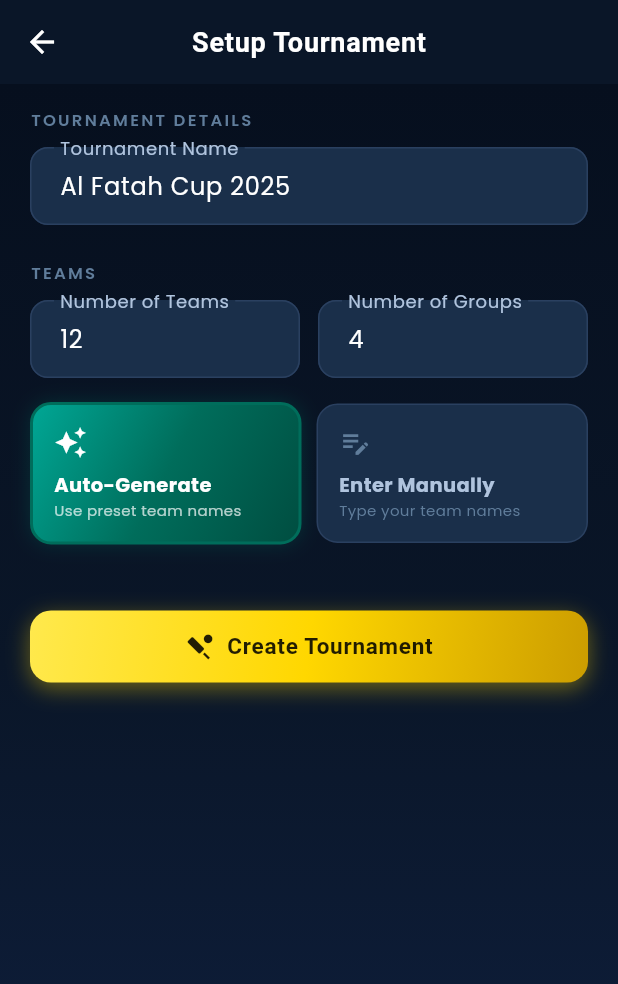
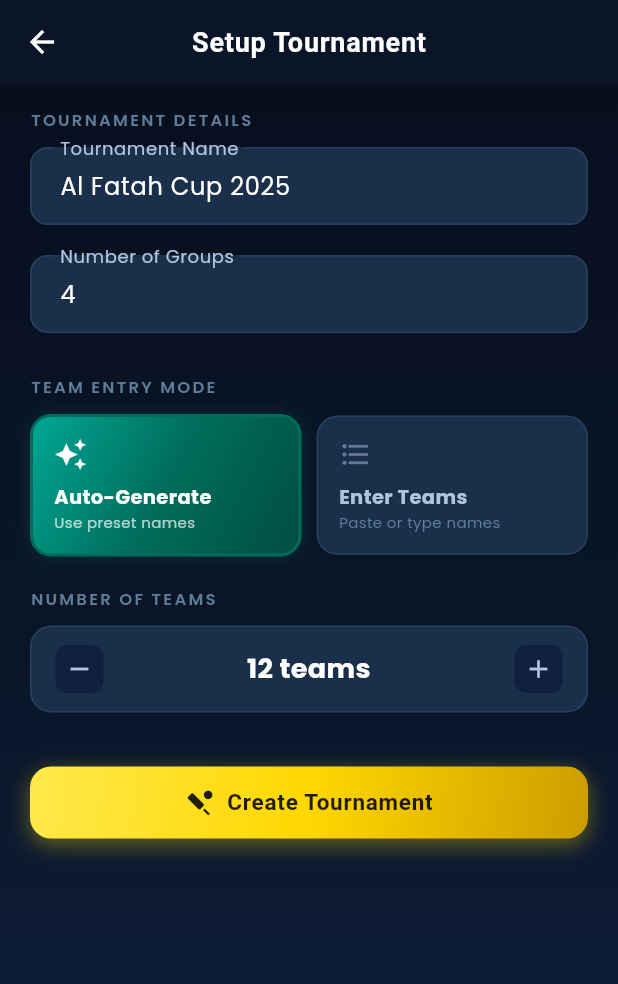
Before and after one commit to jaakammkr40-sudo/CricByAli, a Flutter app: the TournamentSetupScreen screen opened directly, on a phone screen of 412 x 824 dp. Shown: the top 984 px of the screen. Run offline on Flutter 3.47's test engine with Material 3 defaults, Android fonts, the light colour scheme and no system bars; our stand-ins replace confetti, flutter_riverpod, google_fonts.

Commit message:
Add bulk team paste + editable team list in setup screen

```diff
--- a/lib/screens/setup/tournament_setup_screen.dart
+++ b/lib/screens/setup/tournament_setup_screen.dart
@@ -23,64 +23,89 @@ class TournamentSetupScreen extends ConsumerStatefulWidget {
 class _TournamentSetupScreenState extends ConsumerState<TournamentSetupScreen> {
   final _formKey = GlobalKey<FormState>();
   final _nameCtrl = TextEditingController(text: 'Al Fatah Cup 2025');
-  final _teamCountCtrl = TextEditingController(text: '12');
   final _groupCountCtrl = TextEditingController(text: '4');
+  final _bulkCtrl = TextEditingController();
+  final _addOneCtrl = TextEditingController();
 
   bool _useAutoTeams = true;
-  List<TextEditingController> _teamControllers = [];
-  int _manualTeamCount = 8;
+  int _autoTeamCount = 12;
+
+  // List of (id, controller) for the editable team list
+  final List<(String, TextEditingController)> _teams = [];
 
   @override
   void dispose() {
     _nameCtrl.dispose();
-    _teamCountCtrl.dispose();
     _groupCountCtrl.dispose();
-    for (final c in _teamControllers) {
+    _bulkCtrl.dispose();
+    _addOneCtrl.dispose();
+    for (final (_, c) in _teams) {
       c.dispose();
     }
     super.dispose();
   }
 
-  void _switchToManual() {
-    final count = int.tryParse(_teamCountCtrl.text) ?? 8;
-    final clampedCount = count.clamp(2, 200);
-    for (final c in _teamControllers) {
-      c.dispose();
+  void _parseBulk() {
+    final lines = _bulkCtrl.text
+        .split('\n')
+        .map((l) => l.trim())
+        .where((l) => l.isNotEmpty)
+        .toList();
+
+    if (lines.isEmpty) return;
+
+    setState(() {
+      for (final line in lines) {
+        _teams.add((_uuid.v4(), TextEditingController(text: line)));
       }
-    _teamControllers = List.generate(
-      clampedCount,
-      (i) => TextEditingController(text: 'Team ${i + 1}'),
-    );
+      _bulkCtrl.clear();
+    });
+  }
+
+  void _addOneTeam() {
+    final name = _addOneCtrl.text.trim();
+    if (name.isEmpty) return;
     setState(() {
-      _useAutoTeams = false;
-      _manualTeamCount = clampedCount;
+      _teams.add((_uuid.v4(), TextEditingController(text: name)));
+      _addOneCtrl.clear();
     });
+  }
+
+  void _removeTeam(int index) {
+    final (_, ctrl) = _teams[index];
+    ctrl.dispose();
+    setState(() => _teams.removeAt(index));
   }
 
   List<Team> _buildTeams() {
     if (_useAutoTeams) {
-      final count = int.tryParse(_teamCountCtrl.text) ?? 8;
-      return TournamentEngine.generateDummyTeams(count.clamp(2, 200));
+      return TournamentEngine.generateDummyTeams(_autoTeamCount.clamp(2, 200));
     }
-    final names = <String>{};
-    final teams = <Team>[];
-    for (final ctrl in _teamControllers) {
-      final raw = ctrl.text.trim();
-      final name = names.contains(raw) ? '$raw (${names.length})' : raw;
-      names.add(name);
-      teams.add(Team(id: _uuid.v4(), name: name));
+    final seen = <String>{};
+    final result = <Team>[];
+    for (final (id, ctrl) in _teams) {
+      var name = ctrl.text.trim();
+      if (name.isEmpty) name = 'Team';
+      if (seen.contains(name)) name = '$name (${result.length + 1})';
+      seen.add(name);
+      result.add(Team(id: id, name: name));
     }
-    return teams;
+    return result;
   }
 
   void _createTournament() {
     if (!_formKey.currentState!.validate()) return;
 
+    if (!_useAutoTeams && _teams.length < 2) {
+      _showError('Add at least 2 teams.');
+      return;
+    }
+
     final teams = _buildTeams();
-    final numGroups = int.tryParse(_groupCountCtrl.text) ?? 4;
+    final numGroups = int.tryParse(_groupCountCtrl.text) ?? 1;
 
     if (numGroups > teams.length) {
-      _showError('Number of groups cannot exceed number of teams.');
+      _showError('Groups cannot exceed number of teams (${teams.length}).');
       return;
     }
 
@@ -128,28 +153,8 @@ class _TournamentSetupScreenState extends ConsumerState<TournamentSetupScreen> {
                 validator: (v) =>
                     v == null || v.trim().isEmpty ? 'Enter tournament name' : null,
               ),
-              const SizedBox(height: 24),
-              _sectionLabel('Teams'),
-              const SizedBox(height: 10),
-              Row(
-                children: [
-                  Expanded(
-                    child: _textField(
-                      controller: _teamCountCtrl,
-                      label: 'Number of Teams',
-                      hint: '12',
-                      keyboardType: TextInputType.number,
-                      inputFormatters: [FilteringTextInputFormatter.digitsOnly],
-                      validator: (v) {
-                        final n = int.tryParse(v ?? '');
-                        if (n == null || n < 2) return 'Min 2';
-                        return null;
-                      },
-                    ),
-                  ),
-                  const SizedBox(width: 12),
-                  Expanded(
-                    child: _textField(
+              const SizedBox(height: 20),
+              _textField(
                 controller: _groupCountCtrl,
                 label: 'Number of Groups',
                 hint: '4',
@@ -161,56 +166,95 @@ class _TournamentSetupScreenState extends ConsumerState<TournamentSetupScreen> {
                   return null;
                 },
               ),
+              const SizedBox(height: 28),
+              _sectionLabel('Team Entry Mode'),
+              const SizedBox(height: 10),
+              _modeToggle(),
+              const SizedBox(height: 20),
+
+              if (_useAutoTeams) ...[
+                _sectionLabel('Number of Teams'),
+                const SizedBox(height: 10),
+                _autoTeamCountRow(),
+              ],
+
+              if (!_useAutoTeams) ...[
+                // ── Bulk paste area ──────────────────────────────
+                _sectionLabel('Paste Teams (one per line)'),
+                const SizedBox(height: 8),
+                _bulkPasteField(),
+                const SizedBox(height: 8),
+                AppButton(
+                  label: 'Add These Teams',
+                  icon: Icons.playlist_add,
+                  onPressed: _parseBulk,
+                ),
+                const SizedBox(height: 24),
+
+                // ── Parsed / editable list ───────────────────────
+                if (_teams.isNotEmpty) ...[
+                  Row(
+                    children: [
+                      _sectionLabel('Teams  (${_teams.length})'),
+                      const Spacer(),
+                      GestureDetector(
+                        onTap: () {
+                          for (final (_, c) in _teams) c.dispose();
+                          setState(() => _teams.clear());
+                        },
+                        child: const Text(
+                          'Clear all',
+                          style: TextStyle(
+                            color: AppColors.textMuted,
+                            fontSize: 11,
+                            decoration: TextDecoration.underline,
+                          ),
+                        ),
                       ),
                     ],
                   ),
-              const SizedBox(height: 16),
-              _teamModeToggle(),
+                  const SizedBox(height: 8),
+                  ..._teams.asMap().entries.map(
+                        (e) => _teamRow(e.key, e.value.$2),
+                      ),
                   const SizedBox(height: 12),
-              if (!_useAutoTeams) ...[
-                _sectionLabel('Team Names'),
-                const SizedBox(height: 10),
-                ..._teamControllers.asMap().entries.map(
-                  (e) => Padding(
-                    padding: const EdgeInsets.only(bottom: 8),
-                    child: _textField(
-                      controller: e.value,
-                      label: 'Team ${e.key + 1}',
-                      validator: (v) =>
-                          v == null || v.trim().isEmpty ? 'Required' : null,
-                    ),
-                  ),
-                ),
+                ],
+
+                // ── Add single team ──────────────────────────────
+                _sectionLabel('Add One Team'),
                 const SizedBox(height: 8),
                 Row(
                   children: [
-                    _iconBtn(Icons.remove, () {
-                      if (_teamControllers.length <= 2) return;
-                      _teamControllers.last.dispose();
-                      setState(() {
-                        _teamControllers.removeLast();
-                        _manualTeamCount--;
-                      });
-                    }),
-                    const SizedBox(width: 8),
-                    _iconBtn(Icons.add, () {
-                      setState(() {
-                        _manualTeamCount++;
-                        _teamControllers.add(
-                          TextEditingController(
-                              text: 'Team $_manualTeamCount'),
-                        );
-                      });
-                    }),
+                    Expanded(
+                      child: TextFormField(
+                        controller: _addOneCtrl,
+                        style:
+                            const TextStyle(color: AppColors.textPrimary),
+                        decoration: const InputDecoration(
+                          labelText: 'Team name',
+                          hintText: 'e.g. 432 Ahmad',
+                        ),
+                        onFieldSubmitted: (_) => _addOneTeam(),
+                      ),
+                    ),
                     const SizedBox(width: 10),
-                    Text(
-                      '${_teamControllers.length} teams',
-                      style: const TextStyle(color: AppColors.textSecondary),
+                    GestureDetector(
+                      onTap: _addOneTeam,
+                      child: Container(
+                        padding: const EdgeInsets.all(14),
+                        decoration: BoxDecoration(
+                          gradient: AppColors.goldGradient,
+                          borderRadius: BorderRadius.circular(12),
+                        ),
+                        child: const Icon(Icons.add,
+                            color: Colors.black87, size: 22),
+                      ),
                     ),
                   ],
                 ),
               ],
-              const SizedBox(height: 32),
+
+              const SizedBox(height: 36),
               AppButton(
                 label: 'Create Tournament',
                 icon: Icons.sports_cricket,
@@ -221,6 +265,207 @@ class _TournamentSetupScreenState extends ConsumerState<TournamentSetupScreen> {
             ],
           ),
         ),
+      ),
+    );
+  }
+
+  Widget _bulkPasteField() {
+    return Container(
+      decoration: BoxDecoration(
+        color: AppColors.cardBg,
+        borderRadius: BorderRadius.circular(14),
+        border: Border.all(color: AppColors.cardBorder),
+      ),
+      padding: const EdgeInsets.symmetric(horizontal: 14, vertical: 4),
+      child: TextField(
+        controller: _bulkCtrl,
+        maxLines: 7,
+        style: const TextStyle(
+          color: AppColors.textPrimary,
+          fontFamily: 'monospace',
+          fontSize: 14,
+        ),
+        decoration: const InputDecoration(
+          border: InputBorder.none,
+          hintText: '101 EB\n302\n432 Ahmad\nReal Madrid\n...',
+          hintStyle: TextStyle(color: AppColors.textMuted, fontSize: 13),
+        ),
+      ),
+    );
+  }
+
+  Widget _teamRow(int index, TextEditingController ctrl) {
+    return Container(
+      margin: const EdgeInsets.only(bottom: 6),
+      decoration: BoxDecoration(
+        color: AppColors.cardBg,
+        borderRadius: BorderRadius.circular(10),
+        border: Border.all(color: AppColors.cardBorder),
+      ),
+      child: Row(
+        children: [
+          Container(
+            width: 36,
+            alignment: Alignment.center,
+            child: Text(
+              '${index + 1}',
+              style: const TextStyle(
+                color: AppColors.textMuted,
+                fontSize: 12,
+                fontWeight: FontWeight.w600,
+              ),
+            ),
+          ),
+          Container(width: 1, height: 36, color: AppColors.cardBorder),
+          Expanded(
+            child: TextField(
+              controller: ctrl,
+              style: const TextStyle(
+                  color: AppColors.textPrimary, fontSize: 14),
+              decoration: const InputDecoration(
+                border: InputBorder.none,
+                contentPadding:
+                    EdgeInsets.symmetric(horizontal: 12, vertical: 10),
+              ),
+            ),
+          ),
+          IconButton(
+            icon: const Icon(Icons.close, size: 16, color: AppColors.textMuted),
+            onPressed: () => _removeTeam(index),
+            splashRadius: 18,
+          ),
+        ],
+      ),
+    );
+  }
+
+  Widget _autoTeamCountRow() {
+    return Container(
+      padding: const EdgeInsets.symmetric(horizontal: 16, vertical: 12),
+      decoration: BoxDecoration(
+        color: AppColors.cardBg,
+        borderRadius: BorderRadius.circular(14),
+        border: Border.all(color: AppColors.cardBorder),
+      ),
+      child: Row(
+        children: [
+          GestureDetector(
+            onTap: () {
+              if (_autoTeamCount > 2) setState(() => _autoTeamCount--);
+            },
+            child: Container(
+              padding: const EdgeInsets.all(6),
+              decoration: BoxDecoration(
+                color: AppColors.bgMid,
+                borderRadius: BorderRadius.circular(8),
+              ),
+              child: const Icon(Icons.remove,
+                  color: AppColors.textSecondary, size: 20),
+            ),
+          ),
+          Expanded(
+            child: Text(
+              '$_autoTeamCount teams',
+              textAlign: TextAlign.center,
+              style: const TextStyle(
+                color: AppColors.textPrimary,
+                fontWeight: FontWeight.w700,
+                fontSize: 18,
+              ),
+            ),
+          ),
+          GestureDetector(
+            onTap: () {
+              if (_autoTeamCount < 200) setState(() => _autoTeamCount++);
+            },
+            child: Container(
+              padding: const EdgeInsets.all(6),
+              decoration: BoxDecoration(
+                color: AppColors.bgMid,
+                borderRadius: BorderRadius.circular(8),
+              ),
+              child: const Icon(Icons.add,
+                  color: AppColors.textSecondary, size: 20),
+            ),
+          ),
+        ],
+      ),
+    );
+  }
+
+  Widget _modeToggle() {
+    return Row(
+      children: [
+        Expanded(
+          child: GestureDetector(
+            onTap: () => setState(() => _useAutoTeams = true),
+            child: _modeCard(
+              icon: Icons.auto_awesome,
+              label: 'Auto-Generate',
+              subtitle: 'Use preset names',
+              selected: _useAutoTeams,
+            ),
+          ),
+        ),
+        const SizedBox(width: 10),
+        Expanded(
+          child: GestureDetector(
+            onTap: () => setState(() => _useAutoTeams = false),
+            child: _modeCard(
+              icon: Icons.format_list_bulleted,
+              label: 'Enter Teams',
+              subtitle: 'Paste or type names',
+              selected: !_useAutoTeams,
+            ),
+          ),
+        ),
+      ],
+    );
+  }
+
+  Widget _modeCard({
+    required IconData icon,
+    required String label,
+    required String subtitle,
+    required bool selected,
+  }) {
+    return AnimatedContainer(
+      duration: const Duration(milliseconds: 200),
+      padding: const EdgeInsets.all(14),
+      decoration: BoxDecoration(
+        gradient: selected ? AppColors.primaryGradient : null,
+        color: selected ? null : AppColors.cardBg,
+        borderRadius: BorderRadius.circular(14),
+        border: Border.all(
+          color: selected ? AppColors.primary : AppColors.cardBorder,
+          width: selected ? 2 : 1,
+        ),
+        boxShadow: selected
+            ? [BoxShadow(color: AppColors.primary.withOpacity(0.3), blurRadius: 10)]
+            : null,
+      ),
+      child: Column(
+        crossAxisAlignment: CrossAxisAlignment.start,
+        children: [
+          Icon(icon,
+              color: selected ? Colors.white : AppColors.textMuted, size: 22),
+          const SizedBox(height: 8),
+          Text(
+            label,
+            style: TextStyle(
+              color: selected ? Colors.white : AppColors.textSecondary,
+              fontWeight: FontWeight.w700,
+              fontSize: 13,
+            ),
+          ),
+          Text(
+            subtitle,
+            style: TextStyle(
+              color: selected ? Colors.white70 : AppColors.textMuted,
+              fontSize: 10,
+            ),
+          ),
+        ],
       ),
     );
   }
@@ -254,103 +499,4 @@ class _TournamentSetupScreenState extends ConsumerState<TournamentSetupScreen> {
       validator: validator,
     );
   }
-
-  Widget _teamModeToggle() {
-    return Row(
-      children: [
-        Expanded(
-          child: GestureDetector(
-            onTap: () => setState(() => _useAutoTeams = true),
-            child: _modeCard(
-              icon: Icons.auto_awesome,
-              label: 'Auto-Generate',
-              subtitle: 'Use preset team names',
-              selected: _useAutoTeams,
-            ),
-          ),
-        ),
-        const SizedBox(width: 10),
-        Expanded(
-          child: GestureDetector(
-            onTap: _switchToManual,
-            child: _modeCard(
-              icon: Icons.edit_note,
-              label: 'Enter Manually',
-              subtitle: 'Type your team names',
-              selected: !_useAutoTeams,
-            ),
-          ),
-        ),
-      ],
-    );
 }
-
-  Widget _modeCard({
-    required IconData icon,
-    required String label,
-    required String subtitle,
-    required bool selected,
-  }) {
-    return AnimatedContainer(
-      duration: const Duration(milliseconds: 200),
-      padding: const EdgeInsets.all(14),
-      decoration: BoxDecoration(
-        gradient: selected ? AppColors.primaryGradient : null,
-        color: selected ? null : AppColors.cardBg,
-        borderRadius: BorderRadius.circular(14),
-        border: Border.all(
-          color: selected ? AppColors.primary : AppColors.cardBorder,
-          width: selected ? 2 : 1,
-        ),
-        boxShadow: selected
-            ? [
-                BoxShadow(
-                  color: AppColors.primary.withOpacity(0.3),
-                  blurRadius: 10,
-                )
-              ]
-            : null,
-      ),
-      child: Column(
-        crossAxisAlignment: CrossAxisAlignment.start,
-        children: [
-          Icon(icon,
-              color: selected ? Colors.white : AppColors.textMuted, size: 22),
-          const SizedBox(height: 8),
-          Text(
-            label,
-            style: TextStyle(
-              color: selected ? Colors.white : AppColors.textSecondary,
-              fontWeight: FontWeight.w700,
-              fontSize: 13,
-            ),
-          ),
-          Text(
-            subtitle,
-            style: TextStyle(
-              color: selected
-                  ? Colors.white70
-                  : AppColors.textMuted,
-              fontSize: 10,
-            ),
-          ),
-        ],
-      ),
-    );
-  }
-
-  Widget _iconBtn(IconData icon, VoidCallback onTap) {
-    return GestureDetector(
-      onTap: onTap,
-      child: Container(
-        padding: const EdgeInsets.all(8),
-        decoration: BoxDecoration(
-          color: AppColors.cardBg,
-          borderRadius: BorderRadius.circular(8),
-          border: Border.all(color: AppColors.cardBorder),
-        ),
-        child: Icon(icon, color: AppColors.textSecondary, size: 18),
-      ),
-    );
-  }
-}
```
Also changed, not shown: .claude/settings.local.json (added). Lines whose indentation alone changed are shown as unchanged.
